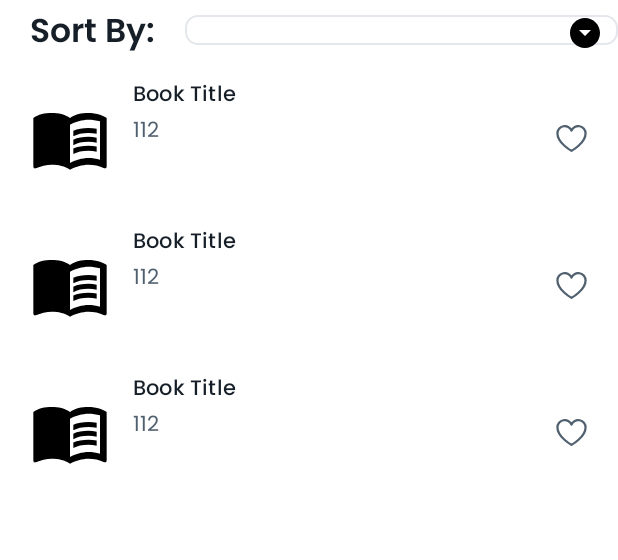
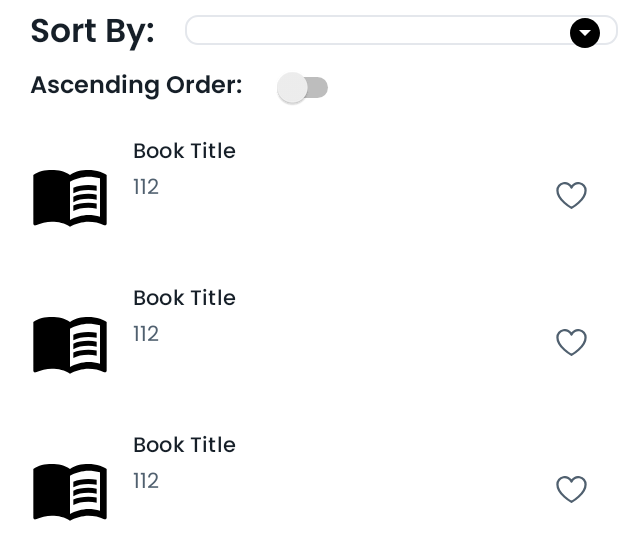
Before and after one commit to Mouzzamsddq/Near-By-App, an Android app: the layout fragment_books.xml on its own in the app's theme, with its tools: preview values and no code run, on a phone screen of 412 x 824 dp. Shown: the top 560 px of the screen. Run offline under Robolectric (Android 15) with nearby library versions, the phone set to English and light mode, and no system bars.

Commit message:
#19 added sorting

```diff
--- a/app/src/main/java/com/example/bookshelfapp/ui/features/books/comparator/BooksItemHitsComparator.kt
+++ b/app/src/main/java/com/example/bookshelfapp/ui/features/books/comparator/BooksItemHitsComparator.kt
@@ -2,8 +2,9 @@ package com.example.bookshelfapp.ui.features.books.comparator
 
 import com.example.bookshelfapp.data.features.books.repository.remote.model.BooksItem
 
-class BooksItemHitsComparator : Comparator<BooksItem> {
+class BooksItemHitsComparator(private val ascendingOrder: Boolean = true) : Comparator<BooksItem> {
     override fun compare(book1: BooksItem, book2: BooksItem): Int {
-        return book1.hits?.compareTo(book2.hits ?: 0) ?: 0
+        val order = if (ascendingOrder) 1 else -1
+        return (book1.hits ?: 0).compareTo(book2.hits ?: 0) * order
     }
 }
--- a/app/src/main/java/com/example/bookshelfapp/ui/features/books/comparator/BooksItemTitleComparator.kt
+++ b/app/src/main/java/com/example/bookshelfapp/ui/features/books/comparator/BooksItemTitleComparator.kt
@@ -2,8 +2,9 @@ package com.example.bookshelfapp.ui.features.books.comparator
 
 import com.example.bookshelfapp.data.features.books.repository.remote.model.BooksItem
 
-class BooksItemTitleComparator : Comparator<BooksItem> {
+class BooksItemTitleComparator(private val ascendingOrder: Boolean = true) : Comparator<BooksItem> {
     override fun compare(book1: BooksItem, book2: BooksItem): Int {
-        return book1.title.orEmpty().compareTo(book2.title.orEmpty(), ignoreCase = true)
+        val order = if (ascendingOrder) 1 else -1
+        return book1.title.orEmpty().compareTo(book2.title.orEmpty(), ignoreCase = true) * order
     }
 }
--- a/app/src/main/res/layout/fragment_books.xml
+++ b/app/src/main/res/layout/fragment_books.xml
@@ -47,6 +47,30 @@
     </FrameLayout>
 
 
+    <TextView
+        android:id="@+id/tv_ascendingOrder"
+        android:layout_width="wrap_content"
+        android:layout_height="wrap_content"
+        android:layout_marginTop="@dimen/margin_10"
+        android:fontFamily="@font/poppins_semibold"
+        android:text="@string/ascending_order"
+        android:textColor="?attr/primaryTextColor"
+        android:textSize="@dimen/size_16sp"
+        app:layout_constraintStart_toStartOf="@id/tv_sort_by"
+        app:layout_constraintTop_toBottomOf="@id/sort_spinner_layout" />
+
+    <Switch
+        android:layout_width="wrap_content"
+        android:layout_height="wrap_content"
+        android:id="@+id/order_switch"
+        android:textColor="?colorPrimary"
+        app:layout_constraintStart_toEndOf="@id/tv_ascendingOrder"
+        app:layout_constraintTop_toTopOf="@id/tv_ascendingOrder"
+        app:layout_constraintBottom_toBottomOf="@id/tv_ascendingOrder"
+        android:layout_marginStart="@dimen/margin_20"
+        tools:ignore="UseSwitchCompatOrMaterialXml" />
+
+
     <androidx.recyclerview.widget.RecyclerView
         android:id="@+id/book_list_rv"
         android:layout_width="match_parent"
@@ -55,7 +79,7 @@
         app:layout_constraintBottom_toBottomOf="parent"
         app:layout_constraintEnd_toEndOf="parent"
         app:layout_constraintStart_toStartOf="parent"
-        app:layout_constraintTop_toBottomOf="@id/sort_spinner_layout"
+        app:layout_constraintTop_toBottomOf="@id/tv_ascendingOrder"
         tools:listitem="@layout/book_item" />
 
 </androidx.constraintlayout.widget.ConstraintLayout>
--- a/app/src/main/res/values/strings.xml
+++ b/app/src/main/res/values/strings.xml
@@ -43,6 +43,7 @@
     <string name="hits_text">Hits: %1$d</string>
     <string name="updated_on">Updated on: %s</string>
     <string name="sort_by">Sort By:</string>
+    <string name="ascending_order">Ascending Order:</string>
     <string-array name="sort_list">
         <item>Select Sorting</item>
         <item>Title</item>
```
Also changed, not shown: app/src/main/java/com/example/bookshelfapp/ui/features/books/BooksFragment.kt (+6 -1 lines), app/src/main/java/com/example/bookshelfapp/ui/features/books/comparator/BooksItemIsFavComparator.kt (+5 -3 lines), app/src/main/java/com/example/bookshelfapp/ui/features/books/viewmodel/BooksViewModel.kt (+25 -5 lines).
